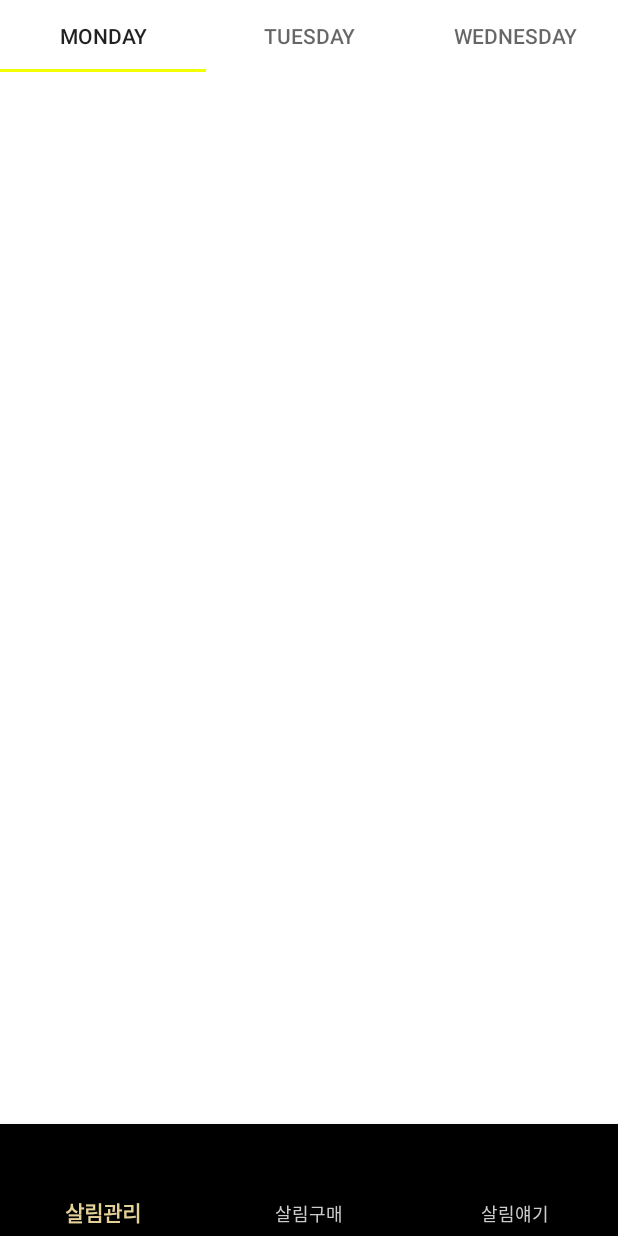
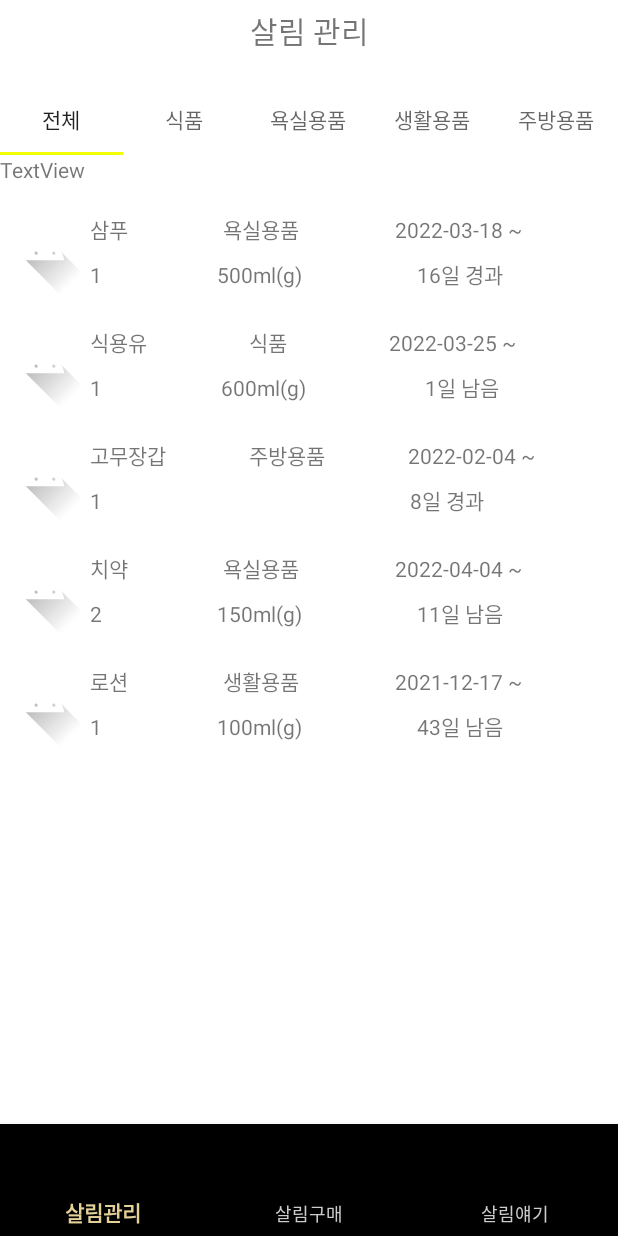
Before and after one commit to FuckingGenius/Salimalim, an Android app: the screen it shows after launch (MainActivity), on a phone screen of 412 x 824 dp. Run offline under Robolectric (Android 15) with nearby library versions, the phone set to English and light mode, and no system bars.

Commit message:
2022-05-23, 레이아웃 다듬고 필터 및 상품 추가, 조회 필요

```diff
--- a/app/build.gradle
+++ b/app/build.gradle
@@ -1,6 +1,7 @@
 plugins {
     id 'com.android.application'
     id 'kotlin-android'
+    id 'kotlin-android-extensions'
 }
 
 android {
@@ -8,7 +9,7 @@ android {
     buildToolsVersion "30.0.1"
 
     defaultConfig {
-        applicationId "com.fitmos.salimalim"
+        applicationId "com.minki.salimalim"
         minSdkVersion 21
         targetSdkVersion 31
         versionCode 1
--- a/app/src/main/AndroidManifest.xml
+++ b/app/src/main/AndroidManifest.xml
@@ -1,6 +1,6 @@
 <?xml version="1.0" encoding="utf-8"?>
 <manifest xmlns:android="http://schemas.android.com/apk/res/android"
-    package="com.fitmos.salimalim">
+    package="com.minki.salimalim">
 
     <application
         android:allowBackup="true"
--- a/app/src/main/java/com/fitmos/salimalim/ManageFragment.kt
+++ /dev/null
@@ -1,21 +0,0 @@
-package com.fitmos.salimalim
-
-import android.os.Bundle
-import android.view.LayoutInflater
-import android.view.View
-import android.view.ViewGroup
-import androidx.fragment.app.Fragment
-
-class ManageFragment : Fragment() {
-    override fun onCreateView(
-        inflater: LayoutInflater,
-        container: ViewGroup?,
-        savedInstanceState: Bundle?
-    ): View? {
-        return inflater.inflate(R.layout.manage_housekeeping,null)
-    }
-
-    override fun onViewCreated(view: View, savedInstanceState: Bundle?) {
-        super.onViewCreated(view, savedInstanceState)
-    }
-}
--- a/app/src/main/java/com/fitmos/salimalim/ShopFragment.kt
+++ b/app/src/main/java/com/minki/salimalim/CommunityFragment.kt
@@ -1,4 +1,4 @@
-package com.fitmos.salimalim
+package com.minki.salimalim
 
 import android.os.Bundle
 import android.view.LayoutInflater
@@ -6,13 +6,13 @@ import android.view.View
 import android.view.ViewGroup
 import androidx.fragment.app.Fragment
 
-class ShopFragment : Fragment() {
+class CommunityFragment : Fragment() {
     override fun onCreateView(
         inflater: LayoutInflater,
         container: ViewGroup?,
         savedInstanceState: Bundle?
     ): View? {
-        return inflater.inflate(R.layout.shop_housekeeping,null)
+        return inflater.inflate(R.layout.community_housekeeping,null)
     }
 
     override fun onViewCreated(view: View, savedInstanceState: Bundle?) {
--- a/app/src/main/java/com/fitmos/salimalim/MainActivity.kt
+++ b/app/src/main/java/com/minki/salimalim/MainActivity.kt
@@ -1,9 +1,10 @@
-package com.fitmos.salimalim
+package com.minki.salimalim
 
 import androidx.appcompat.app.AppCompatActivity
 import android.os.Bundle
 import android.view.MenuItem
 import androidx.fragment.app.Fragment
+import com.minki.salimalim.manage.ManageFragment
 import com.google.android.material.bottomnavigation.BottomNavigationView
 
 class MainActivity : AppCompatActivity(), BottomNavigationView.OnNavigationItemSelectedListener {
@@ -23,12 +24,8 @@ class MainActivity : AppCompatActivity(), BottomNavigationView.OnNavigationItemS
         fragments.add(shopFragment)
         fragments.add(communityFragment)
 
-//        for(i in 0 until fragments.size){
-//            supportFragmentManager.beginTransaction().add(R.id.Main_Frame, fragments[i]).commit()
-//        }
-        supportFragmentManager.beginTransaction().add(R.id.Main_Frame, fragments[0]).commit()
-        supportFragmentManager.beginTransaction().add(R.id.Main_Frame, fragments[1]).commit()
-        supportFragmentManager.beginTransaction().add(R.id.Main_Frame, fragments[2]).commit()
+        for(i in 0 until fragments.size)
+            supportFragmentManager.beginTransaction().add(R.id.Main_Frame, fragments[i]).commit()
         selectFragment(0)
         findViewById<BottomNavigationView>(R.id.Main_Bottom_Navigation).setOnNavigationItemSelectedListener(this)
     }
--- a/app/src/main/java/com/fitmos/salimalim/CommunityFragment.kt
+++ b/app/src/main/java/com/minki/salimalim/ShopFragment.kt
@@ -1,4 +1,4 @@
-package com.fitmos.salimalim
+package com.minki.salimalim
 
 import android.os.Bundle
 import android.view.LayoutInflater
@@ -6,13 +6,13 @@ import android.view.View
 import android.view.ViewGroup
 import androidx.fragment.app.Fragment
 
-class CommunityFragment : Fragment() {
+class ShopFragment : Fragment() {
     override fun onCreateView(
         inflater: LayoutInflater,
         container: ViewGroup?,
         savedInstanceState: Bundle?
     ): View? {
-        return inflater.inflate(R.layout.community_housekeeping,null)
+        return inflater.inflate(R.layout.shop_housekeeping,null)
     }
 
     override fun onViewCreated(view: View, savedInstanceState: Bundle?) {
--- /dev/null
+++ b/app/src/main/java/com/minki/salimalim/manage/ManageFragment.kt
@@ -0,0 +1,65 @@
+package com.minki.salimalim.manage
+
+import android.os.Bundle
+import android.view.LayoutInflater
+import android.view.View
+import android.view.ViewGroup
+import androidx.fragment.app.Fragment
+import com.google.android.material.tabs.TabLayout
+import com.minki.salimalim.R
+import kotlinx.android.synthetic.main.manage_housekeeping.*
+
+class ManageFragment : Fragment() {
+    override fun onCreateView(
+        inflater: LayoutInflater,
+        container: ViewGroup?,
+        savedInstanceState: Bundle?
+    ): View? {
+        return inflater.inflate(R.layout.manage_housekeeping,null)
+    }
+
+    override fun onViewCreated(view: View, savedInstanceState: Bundle?) {
+        super.onViewCreated(view, savedInstanceState)
+        val goods1 = ManageRecyclerData("삼푸", "2022-03-18", "욕실용품", 1, 500, 50)
+        val goods2 = ManageRecyclerData("식용유", "2022-03-25", "식품", 1, 600, 60)
+        val goods3 = ManageRecyclerData("고무장갑", "2022-02-04", "주방용품", 1, null, 100)
+        val goods4 = ManageRecyclerData("치약", "2022-04-04", "욕실용품", 2, 150, 30)
+        val goods5 = ManageRecyclerData("로션", "2021-12-17", "생활용품", 1, 100, 200)
+        val items = ArrayList<ManageRecyclerData>()
+
+        items.add(goods1)
+        items.add(goods2)
+        items.add(goods3)
+        items.add(goods4)
+        items.add(goods5)
+
+        val adapter = ManageRecyclerAdapter(items)
+        adapter.setItemClickListener(object : ManageRecyclerAdapter.OnItemClickListener{
+            override fun onItemClick(v: View, position: Int) {
+
+            }
+
+        })
+        ManageRecyclerView.adapter = adapter
+
+        val tab = ManageTabLayout
+        tab.addOnTabSelectedListener(object : TabLayout.OnTabSelectedListener{
+            override fun onTabSelected(tab: TabLayout.Tab?) {
+                when(tab!!.position){
+                    0 -> Test.text = "전체"
+                    1 -> Test.text = "식품"
+                    2 -> Test.text = "욕실용품"
+                    3 -> Test.text = "생활용품"
+                    4 -> Test.text = "주방용품"
+                }
+            }
+
+            override fun onTabUnselected(tab: TabLayout.Tab?) {
+            }
+
+            override fun onTabReselected(tab: TabLayout.Tab?) {
+            }
+
+        })
+    }
+}
--- /dev/null
+++ b/app/src/main/java/com/minki/salimalim/manage/ManageRecyclerAdapter.kt
@@ -0,0 +1,71 @@
+package com.minki.salimalim.manage
+
+import android.util.Log
+import android.view.LayoutInflater
+import android.view.View
+import android.view.ViewGroup
+import androidx.recyclerview.widget.RecyclerView
+import com.minki.salimalim.R
+import kotlinx.android.synthetic.main.manage_recycler.view.*
+import java.text.SimpleDateFormat
+import java.util.*
+import kotlin.collections.ArrayList
+
+class ManageRecyclerAdapter (private val data : ArrayList<ManageRecyclerData> ) : RecyclerView.Adapter<ManageRecyclerAdapter.ViewHolder>() {
+
+    inner class ViewHolder(v: View) : RecyclerView.ViewHolder(v) {
+        var view: View = v
+        fun bind(item: ManageRecyclerData) {
+            view.ManageIcon.setImageResource(R.drawable.ic_launcher_foreground)
+            view.ManageGoodsName.text = item.goodsName
+            view.ManageGoodsCategory.text = item.category
+            view.ManagePurchasedDate.text = item.purchaseDate + " ~"
+            view.ManageGoodsQuantity.text = item.quantity.toString()
+            if (item.volume == null)
+                view.ManageVolume.text = "        "
+            else
+                view.ManageVolume.text = item.volume.toString() + "ml(g)"
+            var daysLeft =  (item.usedTerm * item.quantity) - getTime(item.purchaseDate)
+            if(daysLeft < 0)
+                view.ManageDaysLeft.text = Math.abs(daysLeft).toString() + "일 경과"
+            else
+                view.ManageDaysLeft.text = daysLeft.toString() + "일 남음"
+        }
+    }
+
+    fun getTime(time : String) : Int {
+        val t = System.currentTimeMillis()
+        val date = Date(t)
+        val format2 = SimpleDateFormat("yyyy-MM-dd")
+        val now = format2.parse(format2.format(date))
+        val purchased = format2.parse(time)
+        return ((now.time - purchased.time) / 60000 / 1440).toInt()
+    }
+
+    override fun onCreateViewHolder(parent: ViewGroup, viewType: Int): ViewHolder {
+        val inflateView = LayoutInflater.from(parent.context).inflate(R.layout.manage_recycler, parent, false)
+        return ViewHolder(inflateView)
+    }
+
+    interface OnItemClickListener{
+        fun onItemClick(v : View, position: Int)
+    }
+
+    private lateinit var itemClickListener : OnItemClickListener
+
+    fun setItemClickListener(itemClickListener: OnItemClickListener) {
+        this.itemClickListener = itemClickListener
+    }
+
+    override fun getItemCount(): Int {
+        return data.size
+    }
+
+    override fun onBindViewHolder(holder: ViewHolder, position: Int) {
+        val item = data[position]
+        holder.view.ManageLayout.setOnClickListener {
+            itemClickListener.onItemClick(it, position)
+        }
+        holder.apply { bind(item) }
+    }
+}
--- /dev/null
+++ b/app/src/main/java/com/minki/salimalim/manage/ManageRecyclerData.kt
@@ -0,0 +1,6 @@
+package com.minki.salimalim.manage
+
+data class ManageRecyclerData(var goodsName : String, var purchaseDate : String, var category : String,
+                              var quantity : Int, var volume : Int?, var usedTerm : Int) {
+
+}
--- a/app/src/main/res/layout/manage_housekeeping.xml
+++ b/app/src/main/res/layout/manage_housekeeping.xml
@@ -7,7 +7,17 @@
     android:orientation="vertical"
     >
 
+    <TextView
+        android:layout_width="match_parent"
+        android:layout_height="wrap_content"
+        android:layout_marginTop="5dp"
+        android:layout_marginBottom="20dp"
+        android:gravity="center_horizontal"
+        android:text="살림 관리"
+        android:textSize="20sp" />
+
     <com.google.android.material.tabs.TabLayout
+        android:id="@+id/ManageTabLayout"
         android:layout_width="match_parent"
         android:layout_height="wrap_content"
         app:tabIndicatorColor="#F2FF00">
@@ -15,21 +25,41 @@
         <com.google.android.material.tabs.TabItem
             android:layout_width="wrap_content"
             android:layout_height="wrap_content"
-            android:text="Monday" />
+            android:text="전체" />
 
         <com.google.android.material.tabs.TabItem
             android:layout_width="wrap_content"
             android:layout_height="wrap_content"
-            android:text="Tuesday" />
+            android:text="식품" />
 
         <com.google.android.material.tabs.TabItem
             android:layout_width="wrap_content"
             android:layout_height="wrap_content"
-            android:text="Wednesday" />
+            android:text="욕실용품" />
+
+        <com.google.android.material.tabs.TabItem
+            android:id="@+id/tabItem2"
+            android:layout_width="wrap_content"
+            android:layout_height="wrap_content"
+            android:text="생활용품" />
+
+        <com.google.android.material.tabs.TabItem
+            android:id="@+id/tabItem3"
+            android:layout_width="wrap_content"
+            android:layout_height="wrap_content"
+            android:text="주방용품" />
     </com.google.android.material.tabs.TabLayout>
 
+    <TextView
+        android:id="@+id/Test"
+        android:layout_width="match_parent"
+        android:layout_height="wrap_content"
+        android:text="TextView" />
+
     <androidx.recyclerview.widget.RecyclerView
+        android:id="@+id/ManageRecyclerView"
         android:layout_width="match_parent"
         android:layout_height="match_parent"
-        android:layout_marginTop="15dp" />
+        android:layout_marginTop="15dp"
+        app:layoutManager="androidx.recyclerview.widget.LinearLayoutManager" />
 </LinearLayout>
--- /dev/null
+++ b/app/src/main/res/layout/manage_recycler.xml
@@ -0,0 +1,87 @@
+<?xml version="1.0" encoding="utf-8"?>
+<LinearLayout xmlns:android="http://schemas.android.com/apk/res/android"
+    xmlns:app="http://schemas.android.com/apk/res-auto"
+    android:layout_width="match_parent"
+    android:layout_height="wrap_content"
+    android:orientation="vertical">
+
+    <LinearLayout
+        android:id="@+id/ManageLayout"
+        android:layout_width="match_parent"
+        android:layout_height="wrap_content"
+        android:layout_marginBottom="15dp"
+        android:orientation="horizontal">
+
+        <ImageView
+            android:id="@+id/ManageIcon"
+            android:layout_width="60dp"
+            android:layout_height="60dp"
+            app:srcCompat="@android:drawable/btn_dialog" />
+
+        <LinearLayout
+            android:layout_width="match_parent"
+            android:layout_height="match_parent"
+            android:orientation="vertical">
+
+            <LinearLayout
+                android:layout_width="match_parent"
+                android:layout_height="wrap_content"
+                android:layout_weight="1"
+                android:gravity="center_vertical"
+                android:orientation="horizontal">
+
+                <TextView
+                    android:id="@+id/ManageGoodsName"
+                    android:layout_width="wrap_content"
+                    android:layout_height="wrap_content"
+                    android:layout_weight="1"
+                    android:text="TextView" />
+
+                <TextView
+                    android:id="@+id/ManageGoodsCategory"
+                    android:layout_width="wrap_content"
+                    android:layout_height="wrap_content"
+                    android:layout_weight="1"
+                    android:text="TextView" />
+
+                <TextView
+                    android:id="@+id/ManagePurchasedDate"
+                    android:layout_width="wrap_content"
+                    android:layout_height="wrap_content"
+                    android:layout_weight="1"
+                    android:text="TextView" />
+            </LinearLayout>
+
+            <LinearLayout
+                android:layout_width="match_parent"
+                android:layout_height="wrap_content"
+                android:layout_weight="1"
+                android:gravity="center_vertical"
+                android:orientation="horizontal">
+
+                <TextView
+                    android:id="@+id/ManageGoodsQuantity"
+                    android:layout_width="wrap_content"
+                    android:layout_height="wrap_content"
+                    android:layout_weight="1"
+                    android:text="TextView" />
+
+                <TextView
+                    android:id="@+id/ManageVolume"
+                    android:layout_width="wrap_content"
+                    android:layout_height="wrap_content"
+                    android:layout_weight="1"
+                    android:text="TextView" />
+
+                <TextView
+                    android:id="@+id/ManageDaysLeft"
+                    android:layout_width="wrap_content"
+                    android:layout_height="wrap_content"
+                    android:layout_weight="1"
+                    android:text="TextView" />
+
+            </LinearLayout>
+        </LinearLayout>
+    </LinearLayout>
+
+</LinearLayout>
```
Also changed, not shown: 4 other files.
